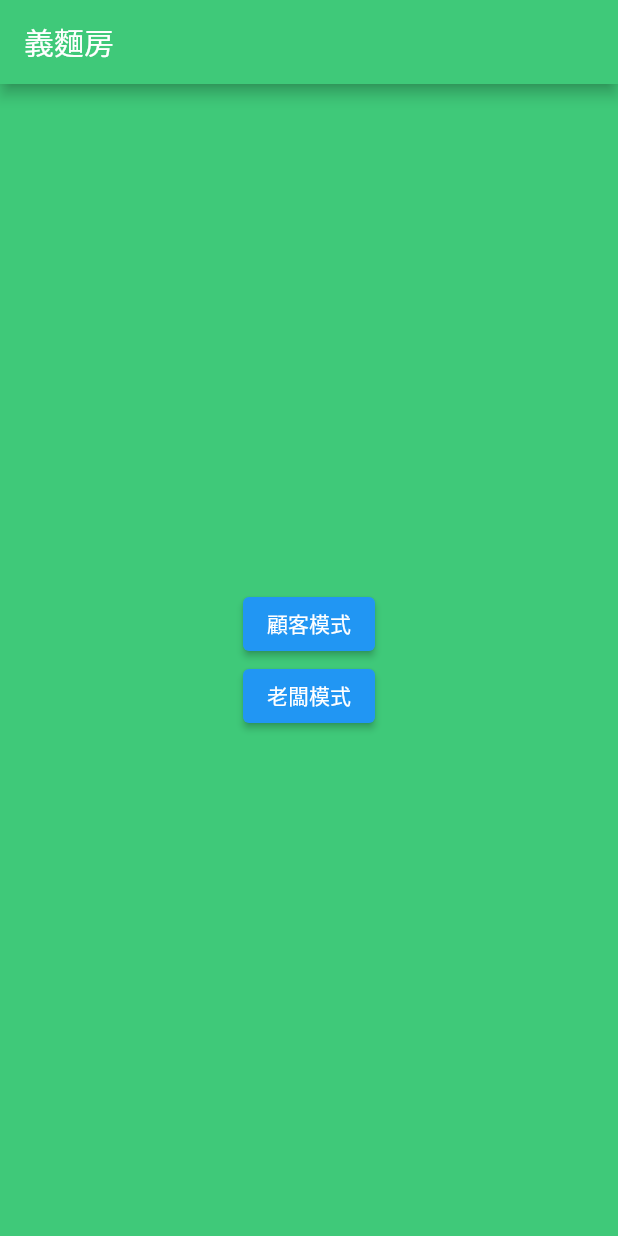
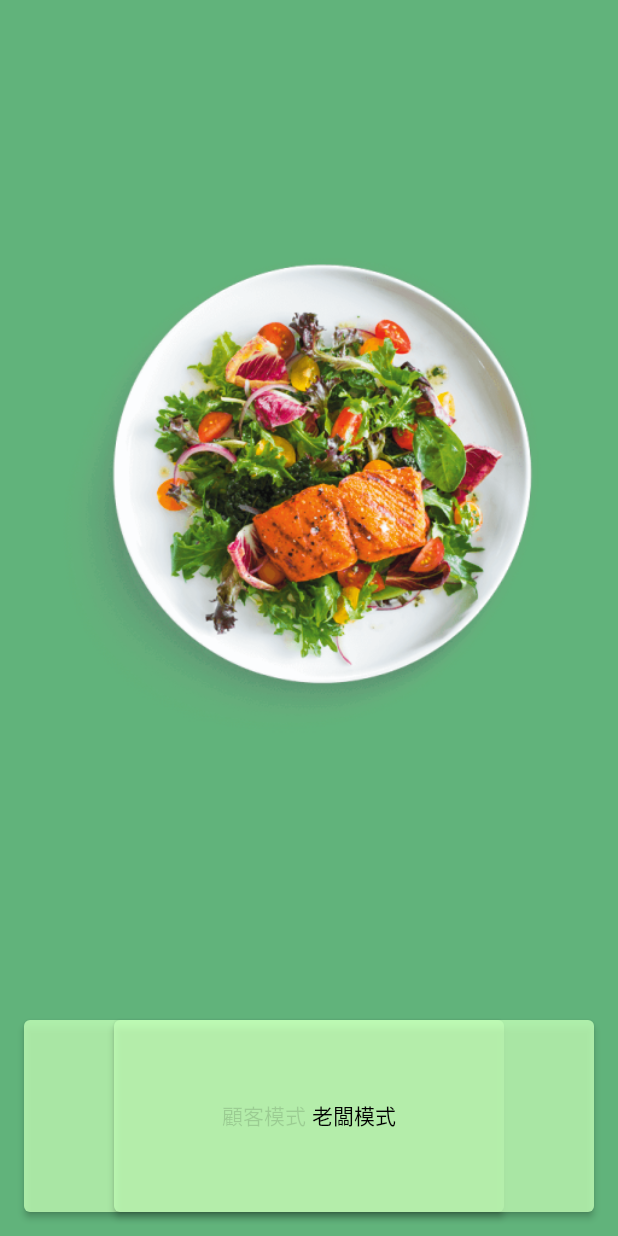
Before and after one commit to nelsonchung/yimianfangorder, a Flutter app: the screen it shows after launch, on a phone screen of 412 x 824 dp. Run offline on Flutter 3.47's test engine with Material 2 defaults, Android fonts, the phone set to English and light mode, and no system bars.

Commit message:
增加背景圖

```diff
--- a/lib/main.dart
+++ b/lib/main.dart
@@ -24,25 +24,20 @@ class HomeScreen extends StatelessWidget {
   @override
   Widget build(BuildContext context) {
     return Scaffold(
-      appBar: AppBar(
-        title: const Text('義麵房'),
-        backgroundColor: const Color(0xFF3FC979),
-      ),
       body: Container(
-        color: const Color(0xFF3FC979), // 背景顏色
-        /*
         decoration: const BoxDecoration(
           image: DecorationImage(
-            image: AssetImage('assets/background.png'), // 背景圖片
+            image: AssetImage('assets/background.png'),
             fit: BoxFit.cover,
           ),
         ),
-        */
-        child: Center(
-          child: Column(
-            mainAxisAlignment: MainAxisAlignment.center,
+        child: Stack(
           children: [
-              ElevatedButton(
+            Align(
+              alignment: Alignment.bottomLeft,
+              child: Padding(
+                padding: const EdgeInsets.all(16.0),
+                child: ElevatedButton(
                   onPressed: () {
                     Navigator.push(
                       context,
@@ -50,9 +45,22 @@ class HomeScreen extends StatelessWidget {
                           builder: (context) => const CustomerOrderScreen()),
                     );
                   },
-                child: const Text('顧客模式'),
+                  style: ElevatedButton.styleFrom(
+                    backgroundColor: const Color.fromARGB(204, 194, 255, 183),
+                    minimumSize: const Size(320, 128),
                   ),
-              ElevatedButton(
+                  child: const Text(
+                    '顧客模式',
+                    style: TextStyle(color: Colors.black),
+                  ),
+                ),
+              ),
+            ),
+            Align(
+              alignment: Alignment.bottomRight,
+              child: Padding(
+                padding: const EdgeInsets.all(16.0),
+                child: ElevatedButton(
                   onPressed: () {
                     Navigator.push(
                       context,
@@ -60,10 +68,18 @@ class HomeScreen extends StatelessWidget {
                           builder: (context) => const BossModeScreen()),
                     );
                   },
-                child: const Text('老闆模式'),
+                  style: ElevatedButton.styleFrom(
+                    backgroundColor: const Color.fromARGB(204, 194, 255, 183),
+                    minimumSize: const Size(320, 128),
+                  ),
+                  child: const Text(
+                    '老闆模式',
+                    style: TextStyle(color: Colors.black),
+                  ),
+                ),
+              ),
             ),
           ],
-          ),
         ),
       ),
     );
```
Also changed, not shown: assets/background.png. Lines whose indentation alone changed are shown as unchanged.
